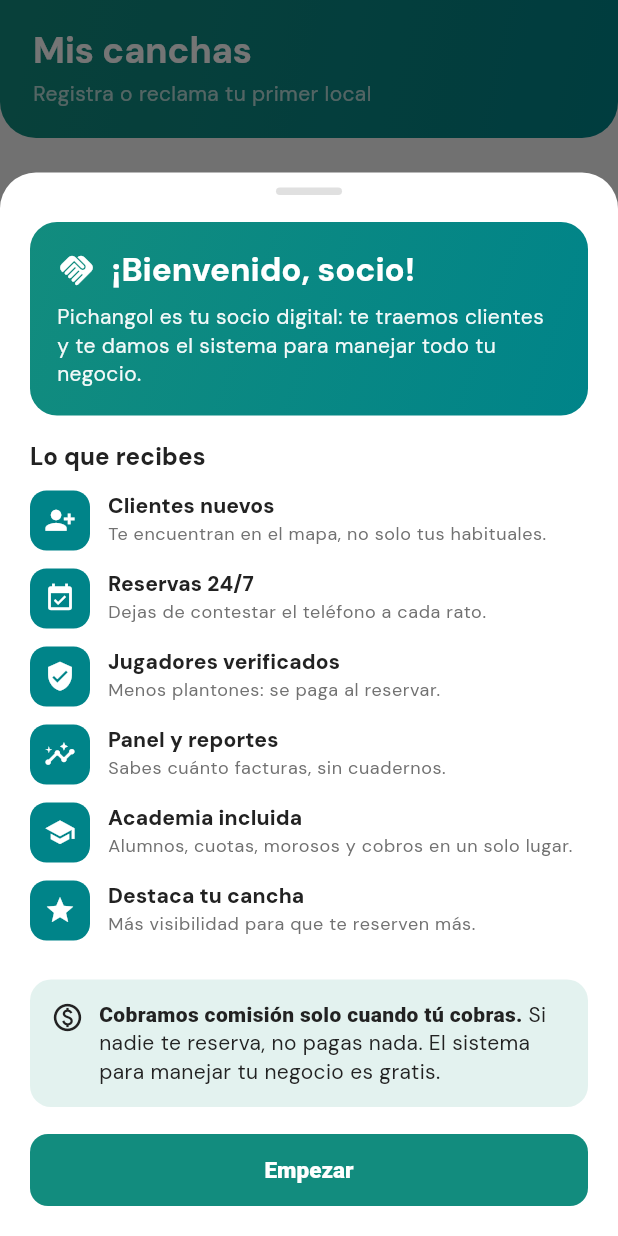
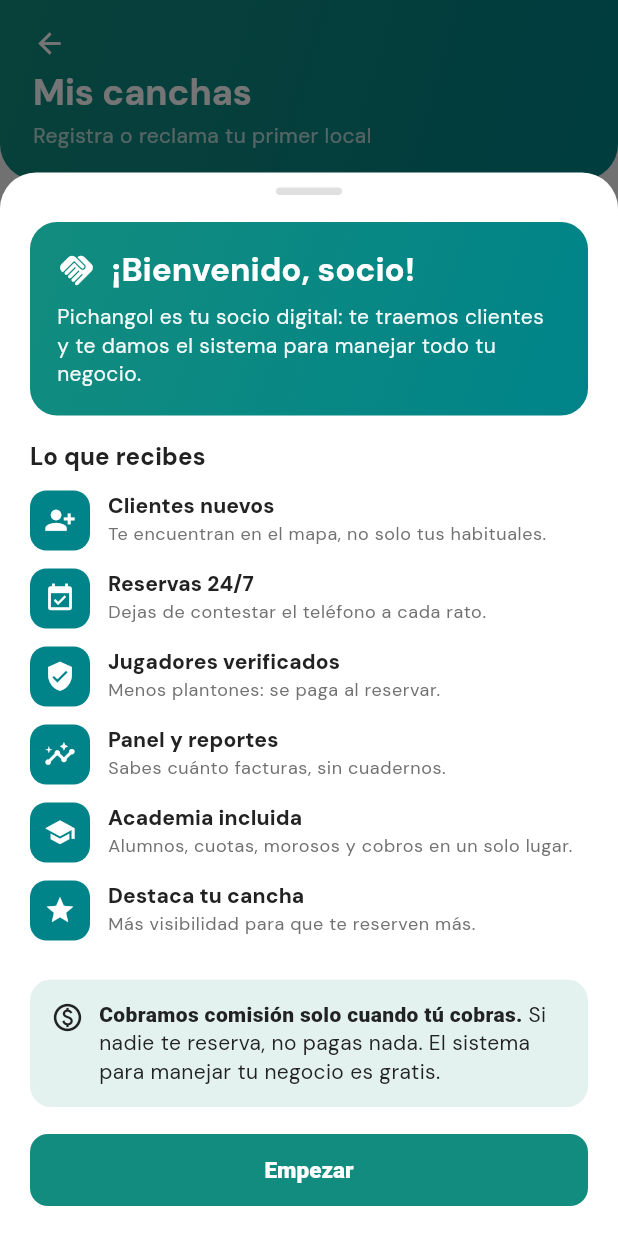
Before and after one commit to dcalagua/canchas-app-lima, a Flutter app: the MisCanchasScreen screen opened directly, on a phone screen of 412 x 824 dp. Run offline on Flutter 3.47's test engine with Material 3 defaults, Android fonts, the phone set to English and light mode, and no system bars; our stand-ins replace audioplayers, cached_network_image, file_picker, firebase_core, firebase_messaging, flutter_cache_manager and 19 more; missing offline and left inert: flutter_callkit_incoming, flutter_webrtc, google_mlkit_text_recognition, record; accounts and stored records are empty.

Commit message:
ui: botón 'atrás' en Mis canchas, Agenda y Mi academia (salir del panel)
Estas pantallas son pestañas de un panel que se ABRE (modo dueño / academia) y
no tenían cómo volver a la pantalla anterior. Se agrega una flecha atrás en su
cabecera (verde), que hace Navigator.maybePop y solo aparece si hay pantalla
previa (canPop). Consistente con la billetera, que ya la tenía.

```diff
--- a/lib/screens/mis_canchas_screen.dart
+++ b/lib/screens/mis_canchas_screen.dart
@@ -685,6 +685,17 @@ class _HeaderMisCanchas extends StatelessWidget {
       child: Column(
         crossAxisAlignment: CrossAxisAlignment.start,
         children: [
+          // Atrás: sale del panel del dueño y vuelve a donde estabas. Solo si
+          // hay una pantalla previa (si es la raíz, no se muestra).
+          if (Navigator.of(context).canPop())
+            GestureDetector(
+              behavior: HitTestBehavior.opaque,
+              onTap: () => Navigator.of(context).maybePop(),
+              child: const Padding(
+                padding: EdgeInsets.only(bottom: 6),
+                child: Icon(Icons.arrow_back, color: Colors.white, size: 22),
+              ),
+            ),
           Text('Mis canchas',
               style: (compacto ? t.titleLarge : t.headlineSmall)
                   ?.copyWith(color: Colors.white, fontWeight: FontWeight.w700)),
```
Also changed, not shown: lib/screens/agenda_screen.dart (+21 -4 lines), lib/screens/mi_academia_screen.dart (+10 -0 lines).
